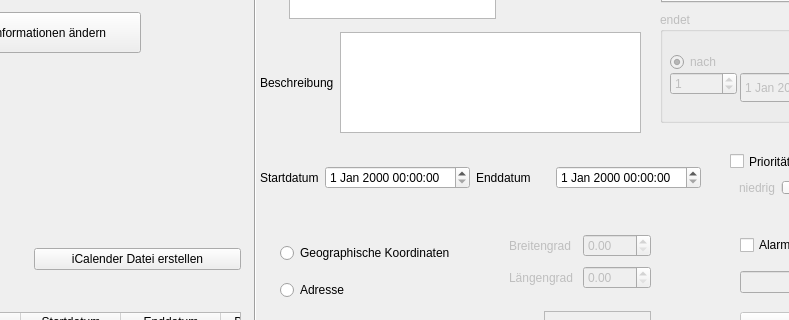
This is qt_ical/mainwindow.ui in MartenAlan/QT_iCalendar as Qt 5 draws it before an edit; both pictures show x 190 to 979 and y 248 to 568 of the 1311 by 804 pixel window. The edited form follows.
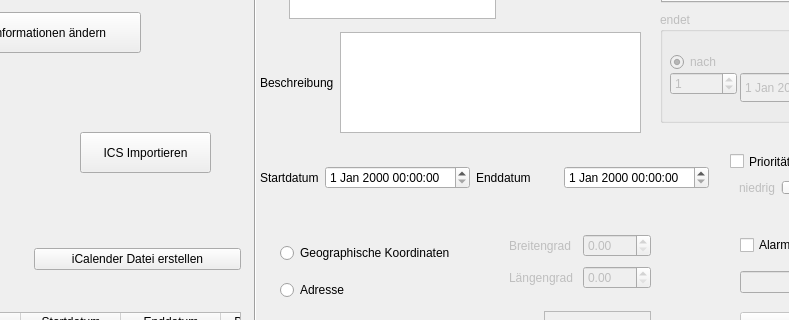
This is the edited form.

Commit message: Button hinzugefügt, neues Fenster öffnet sich, Daten werden teilweise ausgelesen

```diff
--- a/qt_ical/mainwindow.ui
+++ b/qt_ical/mainwindow.ui
@@ -1323,12 +1323,12 @@
      <string>Jahr</string>
     </property>
    </widget>
-   <widget class="QWidget" name="">
+   <widget class="QWidget" name="layoutWidget">
     <property name="geometry">
      <rect>
       <x>450</x>
       <y>390</y>
-      <width>441</width>
+      <width>449</width>
       <height>71</height>
      </rect>
     </property>
@@ -1391,7 +1391,7 @@
      <string>Feiertage</string>
     </property>
    </widget>
-   <widget class="QWidget" name="">
+   <widget class="QWidget" name="layoutWidget">
     <property name="geometry">
      <rect>
       <x>930</x>
@@ -1474,16 +1474,19 @@
      <string>Alarm</string>
     </property>
    </widget>
-  </widget>
-  <widget class="QMenuBar" name="menubar">
-   <property name="geometry">
-    <rect>
-     <x>0</x>
-     <y>0</y>
-     <width>1311</width>
-     <height>25</height>
-    </rect>
-   </property>
+   <widget class="QPushButton" name="button_ics_import">
+    <property name="geometry">
+     <rect>
+      <x>270</x>
+      <y>380</y>
+      <width>131</width>
+      <height>41</height>
+     </rect>
+    </property>
+    <property name="text">
+     <string>ICS Importieren</string>
+    </property>
+   </widget>
   </widget>
   <widget class="QStatusBar" name="statusbar"/>
  </widget>
```
Left out of the diff: 78 changed lines with no effect on the pictures. The commit also changes 7 other files.
